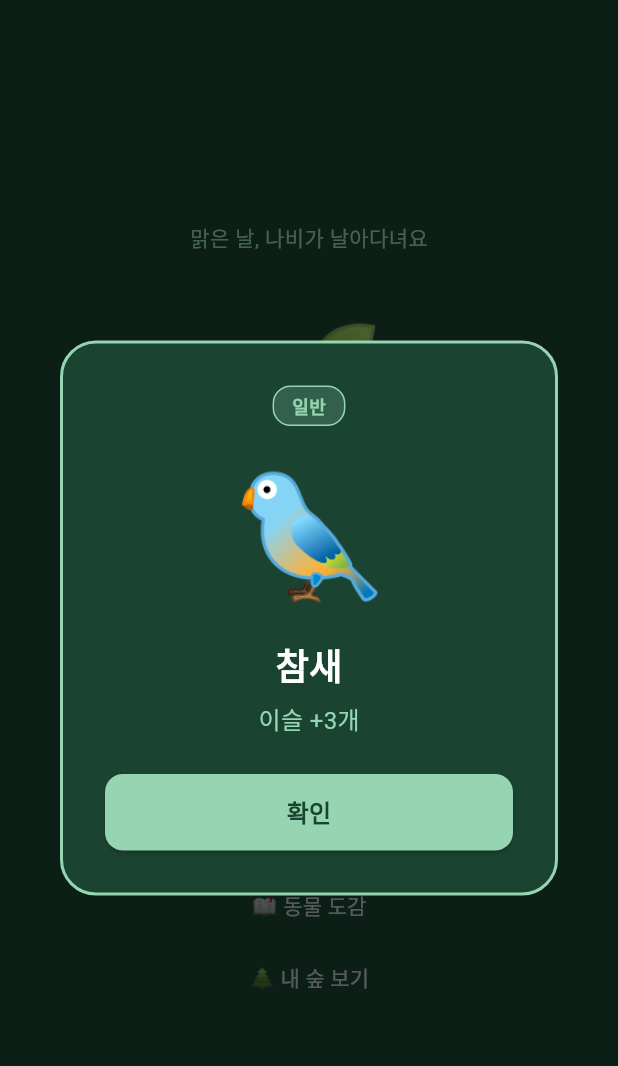
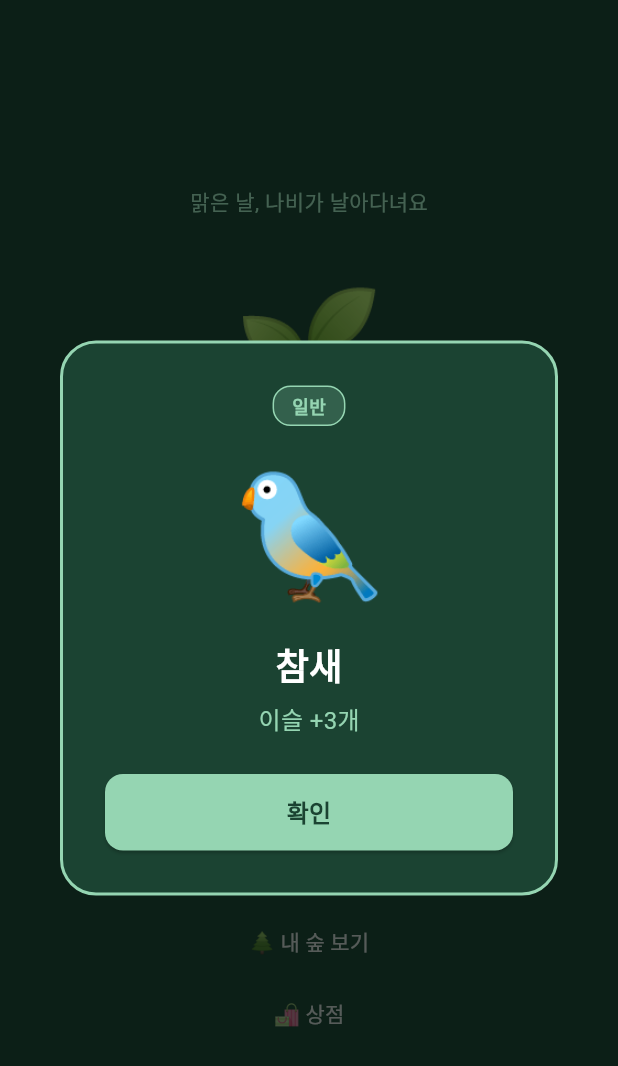
Before and after one commit to isopha2003/The_Forest_While_Asleep, a Flutter app: the screen it shows after launch, on a phone screen of 412 x 824 dp. Shown: the top 1066 px of the screen. Run offline on Flutter 3.47's test engine with Material 3 defaults, Android fonts, the phone set to English and light mode, and no system bars; our stand-ins replace cloud_firestore, firebase_core, flutter_local_notifications, flutter_riverpod, geolocator, hive_flutter and 1 more; accounts and stored records are empty.

Commit message:
메인 화면에 상점 버튼 연결

```diff
--- a/lib/screens/forest_screen.dart
+++ b/lib/screens/forest_screen.dart
@@ -265,6 +265,20 @@ class _ForestScreenState extends ConsumerState<ForestScreen> {
                       style: TextStyle(color: Colors.white70),
                     ),
                   ),
+                  TextButton(
+                    onPressed: () {
+                      Navigator.push(
+                        context,
+                        MaterialPageRoute(
+                          builder: (_) => const ShopScreen(),
+                        ),
+                      );
+                    },
+                    child: const Text(
+                      '🛍️ 상점',
+                      style: TextStyle(color: Colors.white70),
+                    ),
+                  ),
                 ],
               ),
             ),
```
